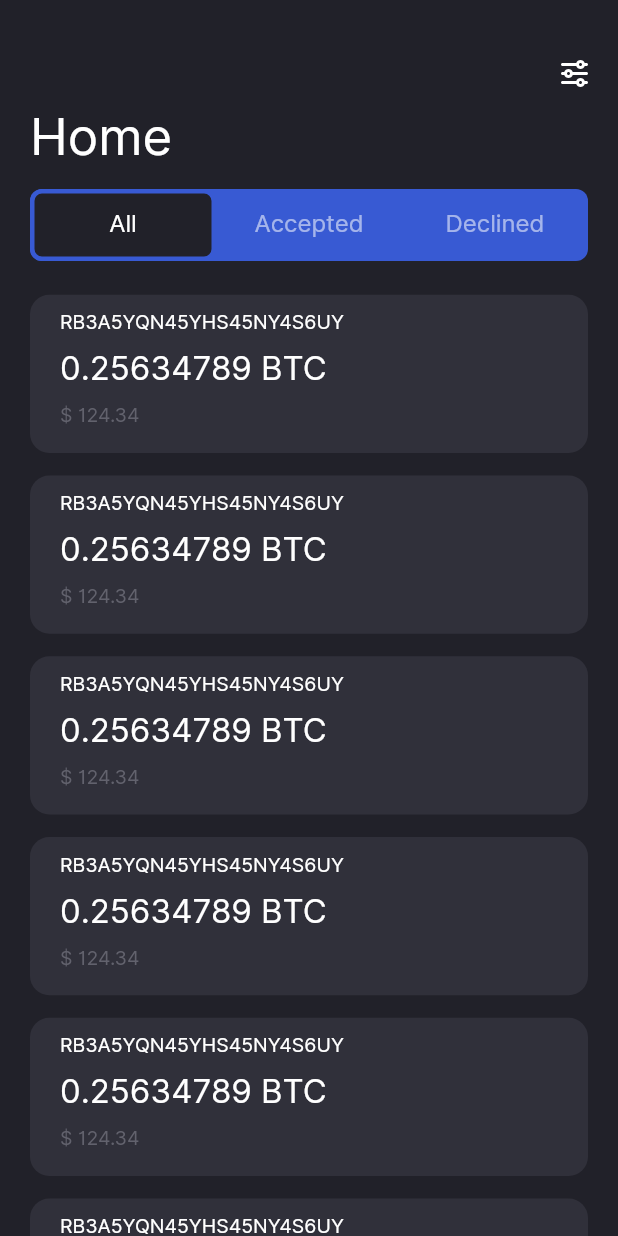
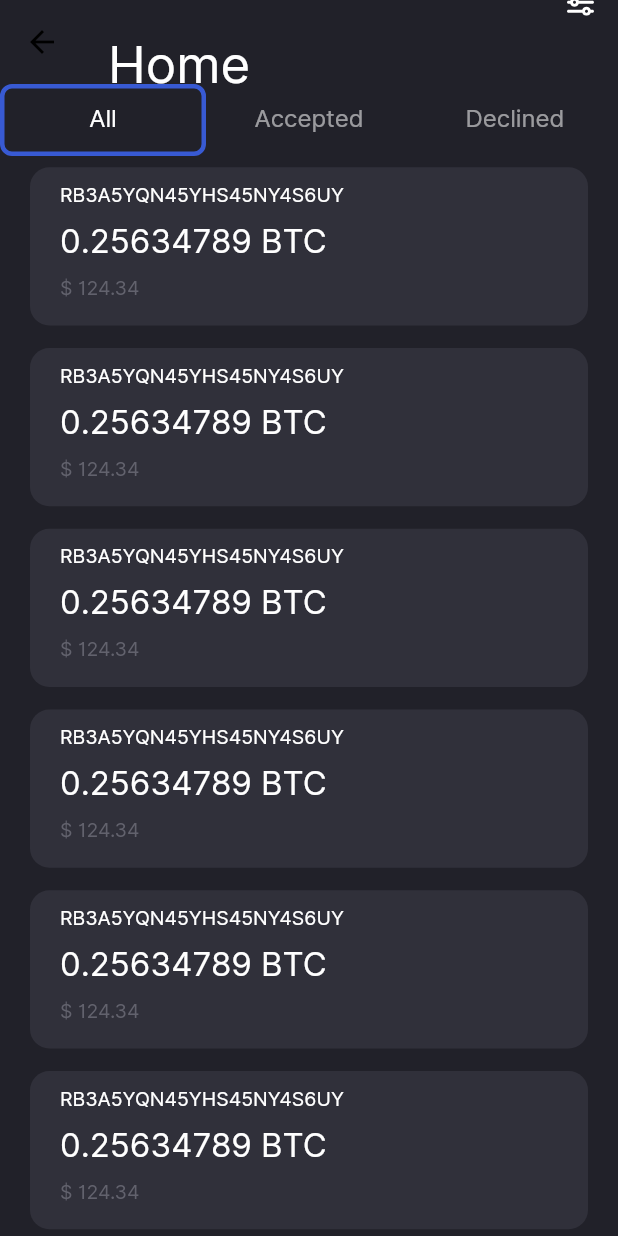
Before and after one commit to CryptonStudio/cryptokeeper-mobile-app, a Flutter app: the Homepage screen opened directly, on a phone screen of 412 x 824 dp. Run offline on Flutter 3.47's test engine with Material 2 defaults, Android fonts, the phone set to English and light mode, and no system bars; our stand-ins replace flutter_svg.

Commit message:
home page reactored to SliverList

```diff
--- a/lib/UI/home_page/home_page.dart
+++ b/lib/UI/home_page/home_page.dart
@@ -13,29 +13,48 @@ class Homepage extends StatefulWidget {
 class _HomepageState extends State<Homepage>
     with SingleTickerProviderStateMixin {
   TabController tabController;
+  ScrollController _scrollViewController;
 
   @override
   void initState() {
     tabController = TabController(length: 3, vsync: this);
+    _scrollViewController = ScrollController(initialScrollOffset: 0.0);
     super.initState();
   }
 
   @override
   void dispose() {
     tabController.dispose();
+    _scrollViewController.dispose();
     super.dispose();
   }
+
+  final tabs = [
+    Tab(
+      child: Text(LangKeys.all),
+    ),
+    Tab(
+      child: Text(LangKeys.accepted),
+    ),
+    Tab(
+      child: Text(LangKeys.declined),
+    )
+  ];
 
   @override
   Widget build(BuildContext context) {
     return Scaffold(
-      body: DefaultTabController(
-        length: 3,
-        child: Column(
-          children: [
-            Padding(
-              padding: const EdgeInsets.only(top: 40, right: 20, left: 20),
-              child: Row(
+      body: NestedScrollView(
+        controller: _scrollViewController,
+        headerSliverBuilder: (BuildContext context, bool boxIsScrolled) {
+          return <Widget>[
+            SliverAppBar(
+              pinned: false,
+              floating: true,
+              snap: true,
+              backgroundColor: CustomColors.scaffoldBackgroundColor,
+              forceElevated: boxIsScrolled,
+              title: Row(
                 crossAxisAlignment: CrossAxisAlignment.start,
                 mainAxisAlignment: MainAxisAlignment.start,
                 children: [
@@ -43,59 +62,133 @@ class _HomepageState extends State<Homepage>
                     padding: const EdgeInsets.only(top: 30),
                     child: Text(
                       "Home",
-                      style: TextStyle(color: CustomColors.white, fontSize: 34),
+                      style: TextStyle(
+                        color: CustomColors.white,
+                        fontSize: 34,
+                      ),
                     ),
                   ),
                   Expanded(
                     child: Align(
-                      alignment: Alignment.topRight,
+                      alignment: Alignment.bottomRight,
                       child: SvgPicture.asset("assets/svg/setting.svg"),
                     ),
                   ),
                 ],
               ),
-            ),
-            Padding(
-              padding: const EdgeInsets.symmetric(horizontal: 20, vertical: 15),
-              child: Container(
-                decoration: BoxDecoration(
-                  color: Color(0xFF385AD3),
+              bottom: TabBar(
+                indicatorSize: TabBarIndicatorSize.tab,
+                controller: tabController,
+                indicator: BoxDecoration(
+                  color: CustomColors.scaffoldBackgroundColor,
                   borderRadius: BorderRadius.circular(8),
+                  border: Border.all(
+                    color: Color(0xFF385AD3),
+                    width: 3,
+                  ),
                 ),
-                child: TabBar(
-                  indicatorSize: TabBarIndicatorSize.tab,
-                  indicator: BoxDecoration(
-                    color: Color(0xFF212129),
-                    borderRadius: BorderRadius.circular(8),
-                    border: Border.all(color: Color(0xFF385AD3), width: 3),
-                  ),
-                  tabs: [
-                    Tab(
-                      child: Text("All"),
-                    ),
-                    Tab(
-                      child: Text("Accepted"),
-                    ),
-                    Tab(
-                      child: Text("Declined"),
-                    )
-                  ],
-                ),
-              ),
-            ),
-            Expanded(
-              child: TabBarView(
-                physics: NeverScrollableScrollPhysics(),
-                children: [
-                  AllPage(),
-                  AcceptedPage(),
-                  DecLinedPage(),
-                ],
+                tabs: tabs,
               ),
             )
+          ];
+        },
+        body: TabBarView(
+          physics: NeverScrollableScrollPhysics(),
+          children: [
+            AllPage(),
+            AcceptedPage(),
+            DecLinedPage(),
           ],
+          controller: tabController,
         ),
       ),
     );
   }
 }
+// BottomNavigationBar(
+//   onTap: onTabTapped,
+//   items: [
+//     BottomNavigationBarItem(
+//       title: Text('Profile'),
+//       icon: Icon(
+//         Icons.home,
+//       ),
+//     ),
+//     BottomNavigationBarItem(
+//       title: Text('Profile'),
+//       icon: Icon(
+//         Icons.home,
+//       ),
+//     ),
+//     BottomNavigationBarItem(
+//       title: Text('Profile'),
+//       icon: Icon(
+//         Icons.home,
+//       ),
+//     ),
+//   ],
+// ),
+
+// body: DefaultTabController(
+// length: 3,
+// child: Column(
+// children: [
+// Padding(
+// padding: const EdgeInsets.only(top: 40, right: 20, left: 20),
+// child: Row(
+// crossAxisAlignment: CrossAxisAlignment.start,
+// mainAxisAlignment: MainAxisAlignment.start,
+// children: [
+// Padding(
+// padding: const EdgeInsets.only(top: 30),
+// child: Text(
+// "Home",
+// style: TextStyle(
+// color: CustomColors.white,
+// fontSize: 34,
+// ),
+// ),
+// ),
+// Expanded(
+// child: Align(
+// alignment: Alignment.topRight,
+// child: SvgPicture.asset("assets/svg/setting.svg"),
+// ),
+// ),
+// ],
+// ),
+// ),
+// Padding(
+// padding: const EdgeInsets.symmetric(horizontal: 20, vertical: 15),
+// child: Container(
+// decoration: BoxDecoration(
+// color: Color(0xFF385AD3),
+// borderRadius: BorderRadius.circular(8),
+// ),
+// child: TabBar(
+// indicatorSize: TabBarIndicatorSize.tab,
+// indicator: BoxDecoration(
+// color: CustomColors.scaffoldBackgroundColor,
+// borderRadius: BorderRadius.circular(8),
+// border: Border.all(
+// color: Color(0xFF385AD3),
+// width: 3,
+// ),
+// ),
+// tabs: tabs,
+// ),
+// ),
+// ),
+// Expanded(
+// child: TabBarView(
+// physics: NeverScrollableScrollPhysics(),
+// children: [
+// AllPage(),
+// AcceptedPage(),
+// DecLinedPage(),
+// ],
+// ),
+// ),
+//
+// ],
+// ),
--- a/lib/constants.dart
+++ b/lib/constants.dart
@@ -12,9 +12,14 @@ class CustomColors {
   static const Color scaffoldBackgroundColor = Color(0xFF212129);
   static const Color acceptedColor = Color(0xFF28C642);
   static const Color declinedColor = Color(0xFFEA3147);
+  static const Color transactionsDetailsText = Color(0xFFBFBFC4);
 }
 
 class LangKeys {
   static const String sign_up = "Sign up";
   static const String sign_in = "Sign in";
+  static const String enter_pin_code = "Enter PIN code";
+  static const String all = "All";
+  static const String accepted = "Accepted";
+  static const String declined = "Declined";
 }
```
